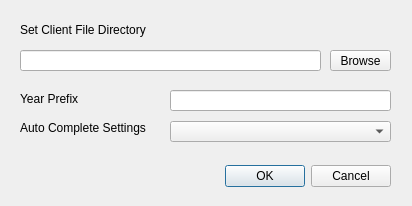
Qt form src/main/python/ui/settings.ui (chiizudesu/Client-Browser) before a commit.
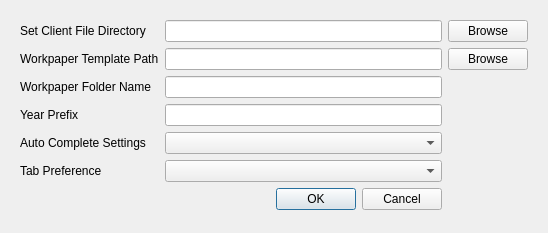
The same form after that commit.

```diff
--- a/src/main/python/ui/settings.ui
+++ b/src/main/python/ui/settings.ui
@@ -6,8 +6,8 @@
    <rect>
     <x>0</x>
     <y>0</y>
-    <width>412</width>
-    <height>206</height>
+    <width>548</width>
+    <height>233</height>
    </rect>
   </property>
   <property name="windowTitle">
@@ -16,104 +16,110 @@
   <property name="styleSheet">
    <string notr="true">border-color: rgb(255, 255, 255);</string>
   </property>
-  <widget class="QDialogButtonBox" name="buttonBox">
-   <property name="geometry">
-    <rect>
-     <x>20</x>
-     <y>160</y>
-     <width>371</width>
-     <height>32</height>
-    </rect>
+  <layout class="QHBoxLayout" name="horizontalLayout">
+   <property name="spacing">
+    <number>0</number>
    </property>
-   <property name="orientation">
-    <enum>Qt::Horizontal</enum>
+   <property name="sizeConstraint">
+    <enum>QLayout::SetMinimumSize</enum>
    </property>
-   <property name="standardButtons">
-    <set>QDialogButtonBox::Cancel|QDialogButtonBox::Ok</set>
-   </property>
-  </widget>
-  <widget class="QLineEdit" name="clientpath">
-   <property name="geometry">
-    <rect>
-     <x>20</x>
-     <y>50</y>
-     <width>301</width>
-     <height>21</height>
-    </rect>
-   </property>
-  </widget>
-  <widget class="QPushButton" name="browse_button">
-   <property name="geometry">
-    <rect>
-     <x>330</x>
-     <y>50</y>
-     <width>61</width>
-     <height>21</height>
-    </rect>
-   </property>
-   <property name="text">
-    <string>Browse</string>
-   </property>
-  </widget>
-  <widget class="QLabel" name="label">
-   <property name="geometry">
-    <rect>
-     <x>20</x>
-     <y>20</y>
-     <width>181</width>
-     <height>20</height>
-    </rect>
-   </property>
-   <property name="text">
-    <string>Set Client File Directory</string>
-   </property>
-  </widget>
-  <widget class="QLabel" name="label_2">
-   <property name="geometry">
-    <rect>
-     <x>20</x>
-     <y>120</y>
-     <width>181</width>
-     <height>16</height>
-    </rect>
-   </property>
-   <property name="text">
-    <string>Auto Complete Settings</string>
-   </property>
-  </widget>
-  <widget class="QComboBox" name="autocomplete">
-   <property name="geometry">
-    <rect>
-     <x>170</x>
-     <y>121</y>
-     <width>221</width>
-     <height>21</height>
-    </rect>
-   </property>
-  </widget>
-  <widget class="QLabel" name="label_3">
-   <property name="geometry">
-    <rect>
-     <x>20</x>
-     <y>91</y>
-     <width>81</width>
-     <height>16</height>
-    </rect>
-   </property>
-   <property name="text">
-    <string>Year Prefix</string>
-   </property>
-  </widget>
-  <widget class="QLineEdit" name="yearprefix">
-   <property name="geometry">
-    <rect>
-     <x>170</x>
-     <y>90</y>
-     <width>221</width>
-     <height>21</height>
-    </rect>
-   </property>
-  </widget>
+   <item>
+    <widget class="QFrame" name="frame">
+     <property name="frameShape">
+      <enum>QFrame::NoFrame</enum>
+     </property>
+     <property name="frameShadow">
+      <enum>QFrame::Raised</enum>
+     </property>
+     <layout class="QGridLayout" name="gridLayout">
+      <item row="2" column="3">
+       <widget class="QPushButton" name="browse_button_wp">
+        <property name="text">
+         <string>Browse</string>
+        </property>
+       </widget>
+      </item>
+      <item row="9" column="1">
+       <widget class="QLineEdit" name="yearprefix"/>
+      </item>
+      <item row="2" column="1">
+       <widget class="QLineEdit" name="wptemplate"/>
+      </item>
+      <item row="10" column="0">
+       <widget class="QLabel" name="label_2">
+        <property name="text">
+         <string>Auto Complete Settings</string>
+        </property>
+       </widget>
+      </item>
+      <item row="6" column="1">
+       <widget class="QLineEdit" name="wpfolder"/>
+      </item>
+      <item row="0" column="0">
+       <widget class="QLabel" name="label">
+        <property name="text">
+         <string>Set Client File Directory</string>
+        </property>
+       </widget>
+      </item>
+      <item row="6" column="0">
+       <widget class="QLabel" name="label_5">
+        <property name="text">
+         <string>Workpaper Folder Name</string>
+        </property>
+       </widget>
+      </item>
+      <item row="0" column="1">
+       <widget class="QLineEdit" name="clientpath"/>
+      </item>
+      <item row="0" column="3">
+       <widget class="QPushButton" name="browse_button">
+        <property name="text">
+         <string>Browse</string>
+        </property>
+       </widget>
+      </item>
+      <item row="2" column="0">
+       <widget class="QLabel" name="label_4">
+        <property name="text">
+         <string>Workpaper Template Path</string>
+        </property>
+       </widget>
+      </item>
+      <item row="9" column="0">
+       <widget class="QLabel" name="label_3">
+        <property name="text">
+         <string>Year Prefix</string>
+        </property>
+       </widget>
+      </item>
+      <item row="10" column="1">
+       <widget class="QComboBox" name="autocomplete"/>
+      </item>
+      <item row="14" column="0">
+       <widget class="QLabel" name="label_6">
+        <property name="text">
+         <string>Tab Preference</string>
+        </property>
+       </widget>
+      </item>
+      <item row="15" column="1">
+       <widget class="QDialogButtonBox" name="buttonBox">
+        <property name="orientation">
+         <enum>Qt::Horizontal</enum>
+        </property>
+        <property name="standardButtons">
+         <set>QDialogButtonBox::Cancel|QDialogButtonBox::Ok</set>
+        </property>
+       </widget>
+      </item>
+      <item row="14" column="1">
+       <widget class="QComboBox" name="comboBox"/>
+      </item>
+     </layout>
+    </widget>
+   </item>
+  </layout>
  </widget>
  <resources/>
  <connections>
```
